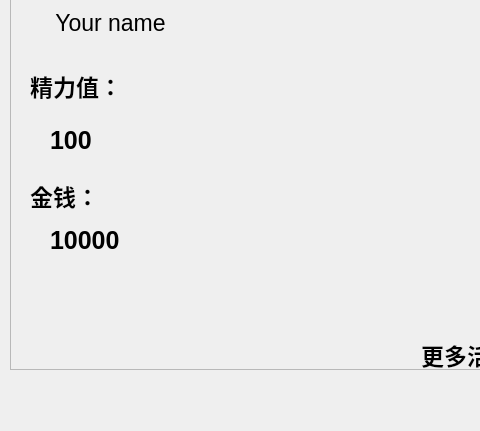
ElectricMs/CampusTales, file Game/UI_resource/allocateEnergy.ui: the form before one commit; both pictures show x 0 to 480 and y 190 to 621 of the 1280 by 720 pixel window.
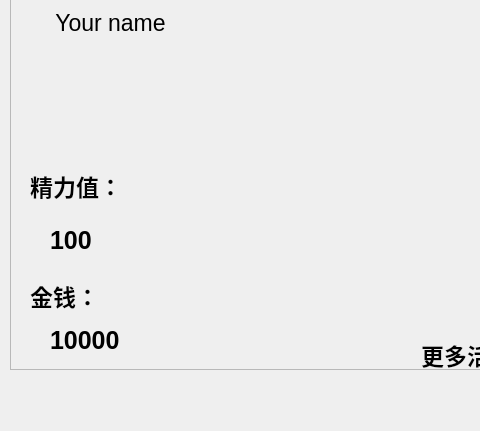
The form after the commit. Icons and pictures are not drawn.

```diff
--- a/Game/UI_resource/allocateEnergy.ui
+++ b/Game/UI_resource/allocateEnergy.ui
@@ -199,7 +199,7 @@
     <property name="geometry">
      <rect>
       <x>30</x>
-      <y>250</y>
+      <y>350</y>
       <width>171</width>
       <height>51</height>
      </rect>
@@ -218,7 +218,7 @@
     <property name="geometry">
      <rect>
       <x>30</x>
-      <y>360</y>
+      <y>460</y>
       <width>171</width>
       <height>51</height>
      </rect>
@@ -618,7 +618,7 @@
     <property name="geometry">
      <rect>
       <x>50</x>
-      <y>310</y>
+      <y>410</y>
       <width>131</width>
       <height>41</height>
      </rect>
@@ -637,7 +637,7 @@
     <property name="geometry">
      <rect>
       <x>50</x>
-      <y>400</y>
+      <y>500</y>
       <width>151</width>
       <height>61</height>
      </rect>
```
